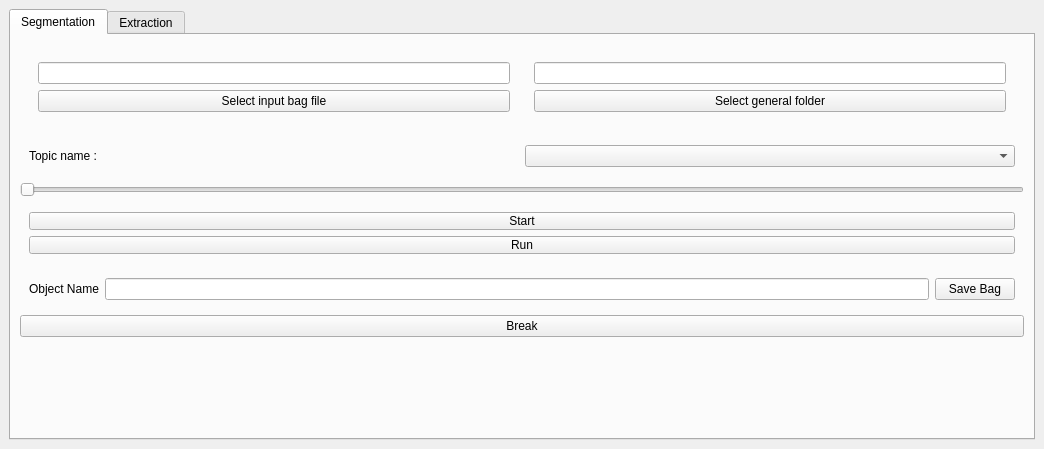
Qt form rqt_manage_bag/resource/mainwindow.ui (sonia-auv/rqt_sonia_plugins) before a commit.
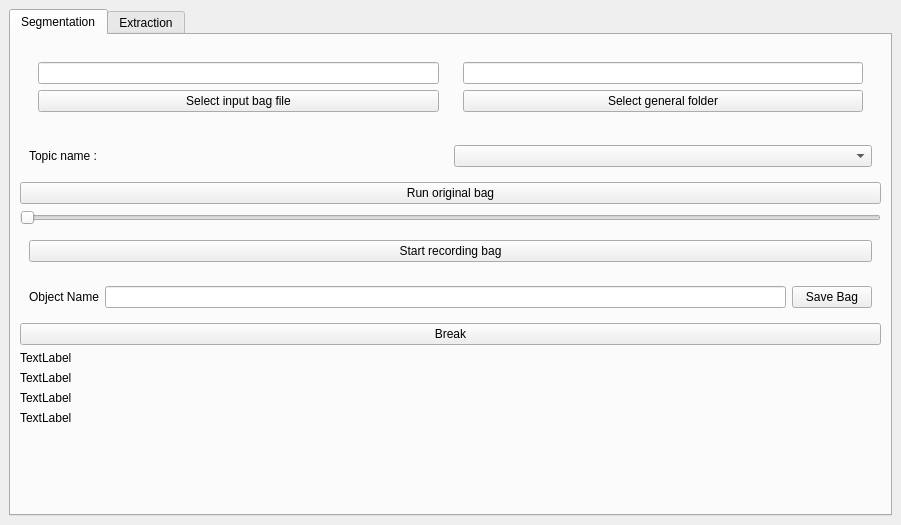
The same form after that commit.

Commit message: manage_bag modifications, not working yet

What changed in the file:
```diff
--- a/rqt_manage_bag/resource/mainwindow.ui
+++ b/rqt_manage_bag/resource/mainwindow.ui
@@ -6,8 +6,8 @@
    <rect>
     <x>0</x>
     <y>0</y>
-    <width>1044</width>
-    <height>449</height>
+    <width>901</width>
+    <height>525</height>
    </rect>
   </property>
   <property name="windowTitle">
@@ -91,6 +91,13 @@
           </layout>
          </widget>
         </item>
+        <item>
+         <widget class="QPushButton" name="runPushButton">
+          <property name="text">
+           <string>Run original bag</string>
+          </property>
+         </widget>
+        </item>
         <item>
          <widget class="QSlider" name="FPS">
           <property name="minimum">
@@ -116,14 +123,7 @@
            <item>
             <widget class="QPushButton" name="startStopPushButton">
              <property name="text">
-              <string>Start</string>
-             </property>
-            </widget>
-           </item>
-           <item>
-            <widget class="QPushButton" name="runPushButton">
-             <property name="text">
-              <string>Run</string>
+              <string>Start recording bag</string>
              </property>
             </widget>
            </item>
@@ -166,15 +166,46 @@
           </property>
          </widget>
         </item>
+        <item>
+         <widget class="QLabel" name="label">
+          <property name="text">
+           <string>TextLabel</string>
+          </property>
+         </widget>
+        </item>
+        <item>
+         <widget class="QLabel" name="label_2">
+          <property name="text">
+           <string>TextLabel</string>
+          </property>
+         </widget>
+        </item>
+        <item>
+         <widget class="QLabel" name="label_3">
+          <property name="text">
+           <string>TextLabel</string>
+          </property>
+         </widget>
+        </item>
+        <item>
+         <widget class="QLabel" name="label_4">
+          <property name="text">
+           <string>TextLabel</string>
+          </property>
+         </widget>
+        </item>
         <item>
          <spacer name="verticalSpacer">
           <property name="orientation">
            <enum>Qt::Vertical</enum>
           </property>
+          <property name="sizeType">
+           <enum>QSizePolicy::MinimumExpanding</enum>
+          </property>
           <property name="sizeHint" stdset="0">
            <size>
-            <width>20</width>
-            <height>40</height>
+            <width>30</width>
+            <height>50</height>
            </size>
           </property>
          </spacer>
```
Left out of the diff: 2 changed lines with no effect on the pictures. The commit also changes 1 other file.
